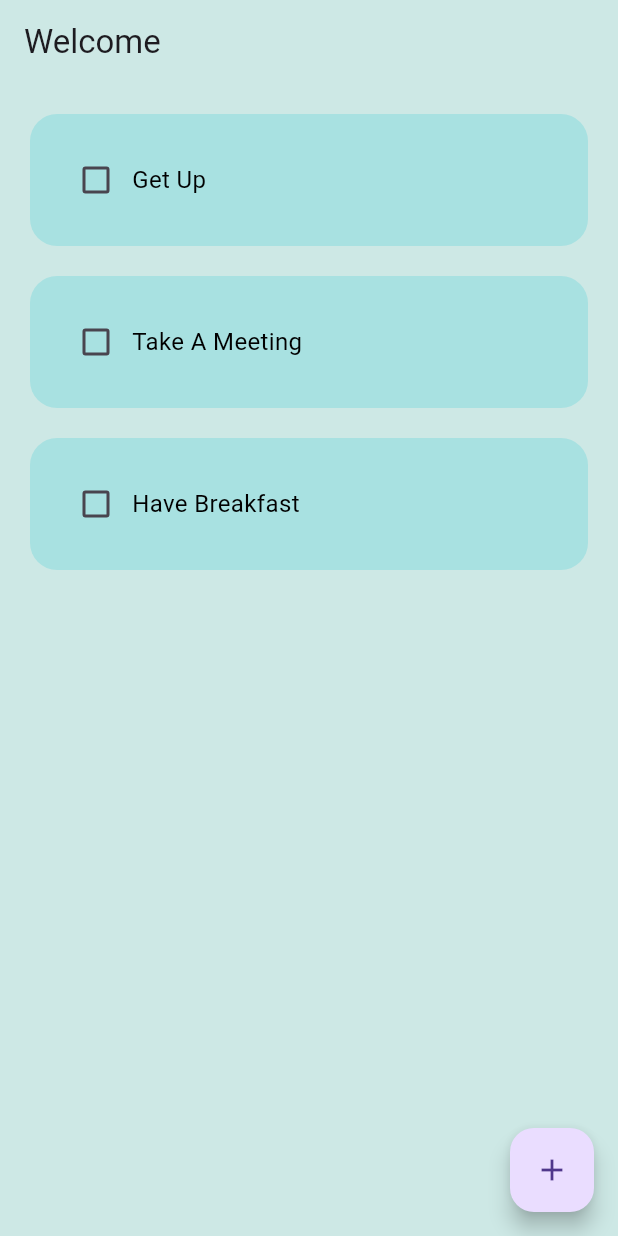
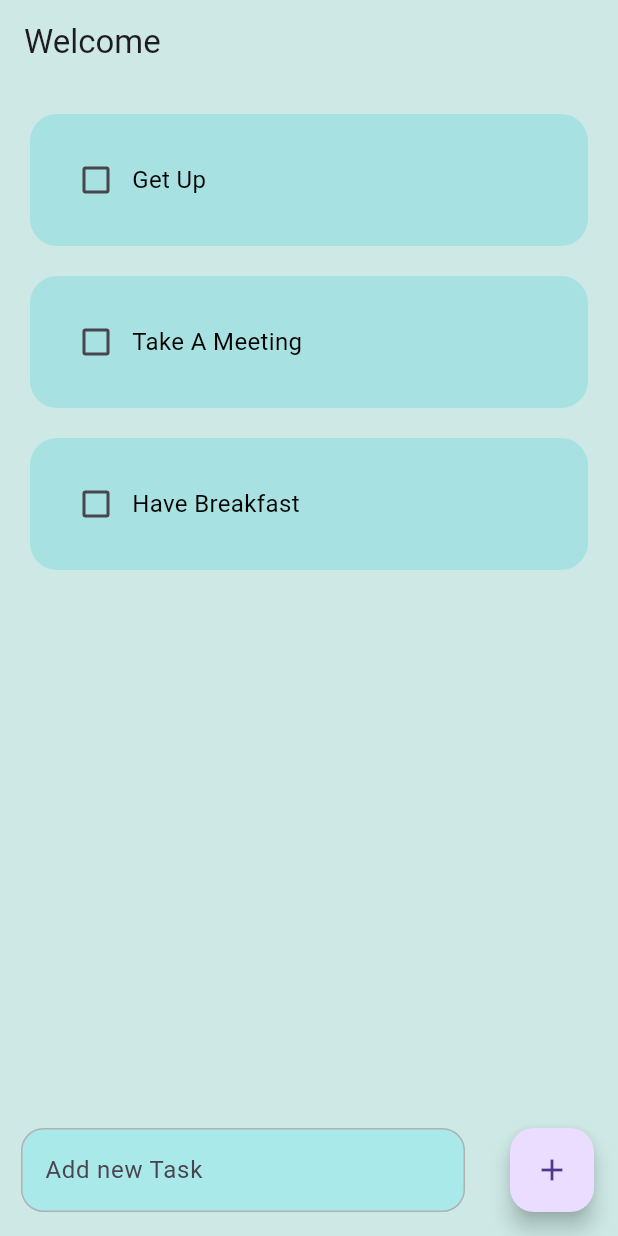
Before and after one commit to Binada-SH/To_Do_Application, a Flutter app: the screen it shows after launch, on a phone screen of 412 x 824 dp. Run offline on Flutter 3.47's test engine with Material 3 defaults, Android fonts, the light colour scheme and no system bars.

Commit message:
Task input field creation and decoration

```diff
--- a/lib/pages/home.dart
+++ b/lib/pages/home.dart
@@ -41,10 +41,39 @@ class _HomePageState extends State<HomePage> {
       }),
       backgroundColor: Color(0xFFCDE8E5),
 
-      floatingActionButton: FloatingActionButton(
-        onPressed: (){},
-        child: Icon(Icons.add),
-        ),
+      floatingActionButton: Row(
+        children: [
+          Expanded(
+            child: Padding(
+              padding: const EdgeInsets.symmetric(horizontal: 30),
+              child: TextField(
+                decoration: InputDecoration(
+                  hintText: "Add new Task",
+                  filled: true,
+                  fillColor: Color(0xFFAAE9E9),
+                  enabledBorder: OutlineInputBorder(
+                    borderSide: BorderSide(
+                      color: Color(0xFFB0B2B2),
+                      ),
+                    borderRadius: BorderRadius.circular(15)
+                  ),
+                  focusedBorder: OutlineInputBorder(
+                    borderSide: BorderSide(
+                      color: Color(0xFF000000),
+
+                    ),
+                    borderRadius: BorderRadius.circular(15)
+                  )
+                ),
+              ),
+            )
+            ),
+          FloatingActionButton(
+            onPressed: (){},
+            child: Icon(Icons.add),
+            ),
+        ],
+      ),
 
     );
 
```
